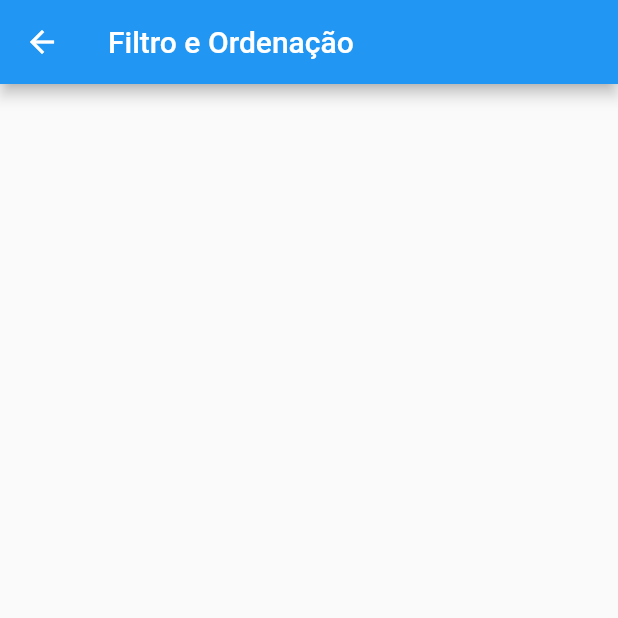
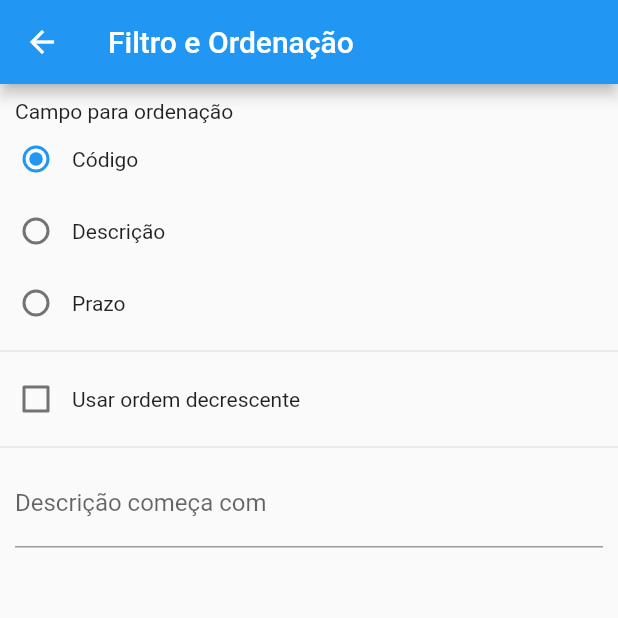
Before and after one commit to joaopichetti/utfpr-ads-pm26s-2021-02, a Flutter app: the FiltroPage screen opened by its route, on a phone screen of 412 x 824 dp, the top half of it. Run offline on Flutter 3.47's test engine with Material 2 defaults, Android fonts, the phone set to English and light mode, and no system bars; our stand-ins replace shared_preferences; accounts and stored records are empty.

Commit message:
Alterações feitas na aula assíncrona 01

```diff
--- a/cadastro_tarefas/lib/pages/filtro_page.dart
+++ b/cadastro_tarefas/lib/pages/filtro_page.dart
@@ -44,10 +44,81 @@ class _FiltroPageState extends State<FiltroPage> {
 
   @override
   Widget build(BuildContext context) {
-    return Scaffold(
-      appBar: AppBar(
-        title: Text('Filtro e Ordenação'),
+    return WillPopScope(
+      child: Scaffold(
+        appBar: AppBar(
+          title: Text('Filtro e Ordenação'),
+        ),
+        body: _criarBody(),
       ),
+      onWillPop: _onVoltarClick,
     );
   }
+
+  Widget _criarBody() => ListView(
+        children: [
+          Padding(
+            padding: EdgeInsets.only(left: 10, top: 10),
+            child: Text('Campo para ordenação'),
+          ),
+          for (final campo in _camposParaOrdenacao.keys)
+            Row(
+              children: [
+                Radio(
+                  value: campo,
+                  groupValue: _campoOrdenacao,
+                  onChanged: _onCampoOrdenacaoChanged,
+                ),
+                Text(_camposParaOrdenacao[campo]!),
+              ],
+            ),
+          Divider(),
+          Row(
+            children: [
+              Checkbox(
+                value: _usarOrdemDecrescente,
+                onChanged: _onUsarOrdemDecrescenteChanged,
+              ),
+              Text('Usar ordem decrescente'),
+            ],
+          ),
+          Divider(),
+          Padding(
+            padding: EdgeInsets.symmetric(horizontal: 10),
+            child: TextField(
+              decoration: InputDecoration(
+                labelText: 'Descrição começa com',
+              ),
+              controller: _descricaoController,
+              onChanged: _onFiltroDescricaoChanged,
+            ),
+          ),
+        ],
+      );
+
+  void _onCampoOrdenacaoChanged(String? valor) {
+    _prefs.setString(FiltroPage.chaveCampoOrdenacao, valor!);
+    _alterouValores = true;
+    setState(() {
+      _campoOrdenacao = valor;
+    });
+  }
+
+  void _onUsarOrdemDecrescenteChanged(bool? valor) {
+    _prefs.setBool(FiltroPage.chaveUsarOrdemDecrescente, valor!);
+    _alterouValores = true;
+    setState(() {
+      _usarOrdemDecrescente = valor;
+    });
+  }
+
+  void _onFiltroDescricaoChanged(String? valor) {
+    _prefs.setString(FiltroPage.chaveFiltroDescricao, valor ?? '');
+    _alterouValores = true;
+  }
+
+  Future<bool> _onVoltarClick() async {
+    Navigator.of(context).pop(_alterouValores);
+    return true;
+  }
 }
```
